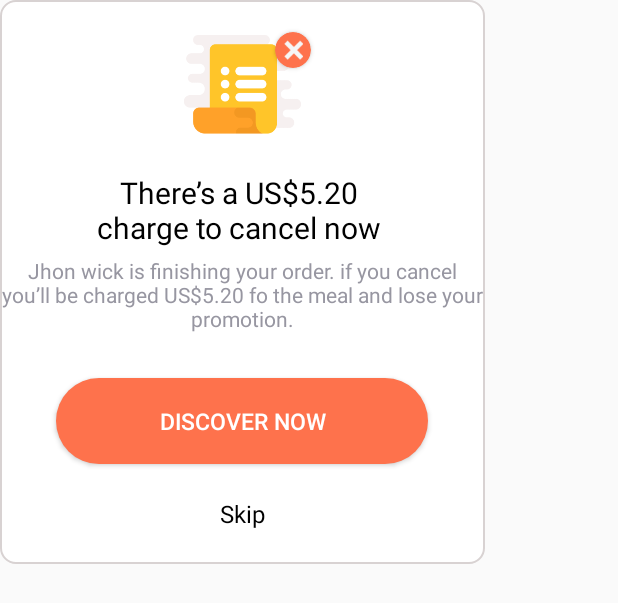
After one commit to bedoasd/FoodDelivery, an Android app: the layout cancel_order.xml on its own in the app's theme, with its tools: preview values and no code run, on a phone screen of 412 x 824 dp. The commit adds this screen. Shown: the top 603 px of the screen. Run offline under Robolectric (Android 15) with nearby library versions, the phone set to English and light mode, and no system bars; Roboto replaces fonts that are not available here.

Commit message:
food_desi

```diff
--- /dev/null
+++ b/app/src/main/res/layout/cancel_order.xml
@@ -0,0 +1,84 @@
+<?xml version="1.0" encoding="utf-8"?>
+<RelativeLayout xmlns:android="http://schemas.android.com/apk/res/android"
+    android:layout_width="323dp"
+    android:layout_height="376dp"
+    xmlns:app="http://schemas.android.com/apk/res-auto"
+    android:background="@drawable/bg_email2">
+
+
+    <ImageView
+        android:id="@+id/empty_bill"
+        android:layout_width="83dp"
+        android:layout_height="66dp"
+        android:layout_centerHorizontal="true"
+        android:layout_marginTop="23dp"
+        android:src="@drawable/empety_bill"
+        />
+
+    <androidx.cardview.widget.CardView
+        android:layout_width="24dp"
+        android:layout_height="24dp"
+        android:layout_marginTop="21dp"
+        app:cardCornerRadius="12dp"
+        android:layout_marginStart="-20dp"
+        app:cardBackgroundColor="@color/orange"
+        android:layout_toEndOf="@id/empty_bill"
+        >
+
+        <ImageView
+            android:layout_width="13dp"
+            android:layout_height="13dp"
+            android:src="@drawable/cancel"
+            android:layout_gravity="center"
+            />
+
+    </androidx.cardview.widget.CardView>
+
+    <TextView
+        android:id="@+id/txt1"
+        android:layout_width="wrap_content"
+        android:layout_height="wrap_content"
+        android:layout_below="@id/empty_bill"
+        android:layout_centerInParent="true"
+        android:layout_marginTop="25dp"
+        android:text="There’s a US$5.20 \ncharge to cancel now "
+        android:textAlignment="center"
+        android:textColor="@color/black"
+        android:textSize="20sp" />
+
+    <TextView
+        android:id="@id/txt2"
+        android:layout_width="wrap_content"
+        android:layout_height="wrap_content"
+        android:text="Jhon wick is finishing your order. if you cancel you’ll be charged US$5.20 fo the meal and lose your promotion."
+        android:layout_below="@id/txt1"
+        android:textColor="@color/gray"
+        android:textSize="14sp"
+        android:textAlignment="center"
+        android:layout_centerInParent="true"
+        android:layout_marginTop="5dp" />
+
+    <Button
+        android:id="@+id/checkout_cart"
+        android:layout_width="248dp"
+        android:layout_height="57dp"
+        android:layout_below="@id/txt2"
+        android:layout_centerHorizontal="true"
+        android:layout_marginTop="30dp"
+        android:background="@drawable/bg_btn_sign"
+        android:padding="10dp"
+        android:text="DISCOVER NOW"
+        android:textColor="@color/white"
+        android:textSize="15sp" />
+
+    <TextView
+        android:layout_width="wrap_content"
+        android:layout_height="wrap_content"
+        android:text="Skip"
+        android:textColor="@color/black"
+        android:textSize="16sp"
+        android:layout_below="@id/checkout_cart"
+        android:layout_centerHorizontal="true"
+        android:layout_marginTop="22dp" />
+
+</RelativeLayout>
--- a/app/src/main/res/layout/myorders_empety.xml
+++ b/app/src/main/res/layout/myorders_empety.xml
@@ -107,12 +107,12 @@
         android:id="@+id/txt1"
         android:layout_width="wrap_content"
         android:layout_height="wrap_content"
+        android:layout_below="@id/empty_bill"
+        android:layout_centerInParent="true"
+        android:layout_marginTop="25dp"
         android:text="No uocoming orders "
-        android:layout_below="@id/empty_bill"
         android:textColor="@color/black"
-        android:textSize="20sp"
-        android:layout_centerInParent="true"
-        android:layout_marginTop="25dp" />
+        android:textSize="20sp" />
 
     <TextView
         android:id="@id/txt2"
```
Also changed, not shown: app/src/main/res/drawable/cancel.png (added).
